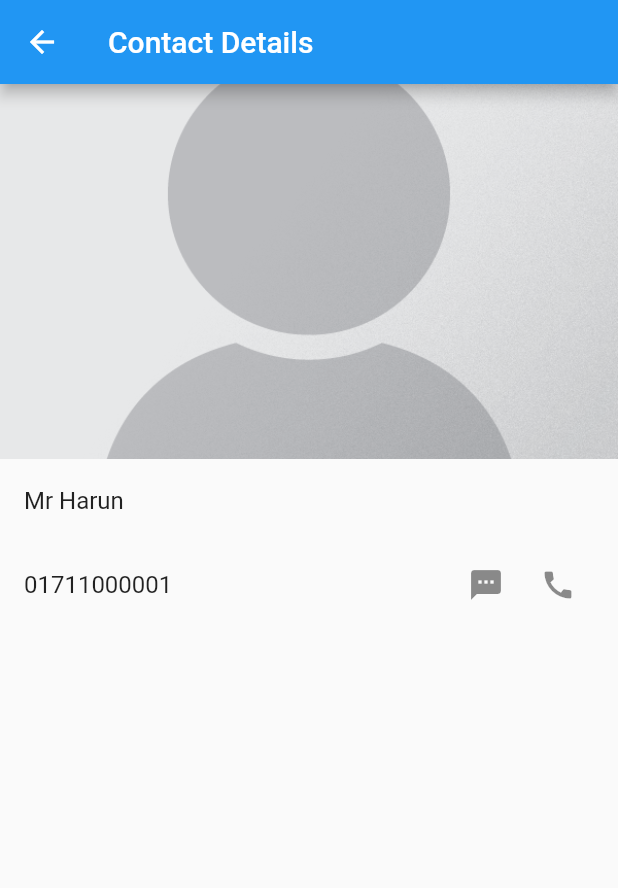
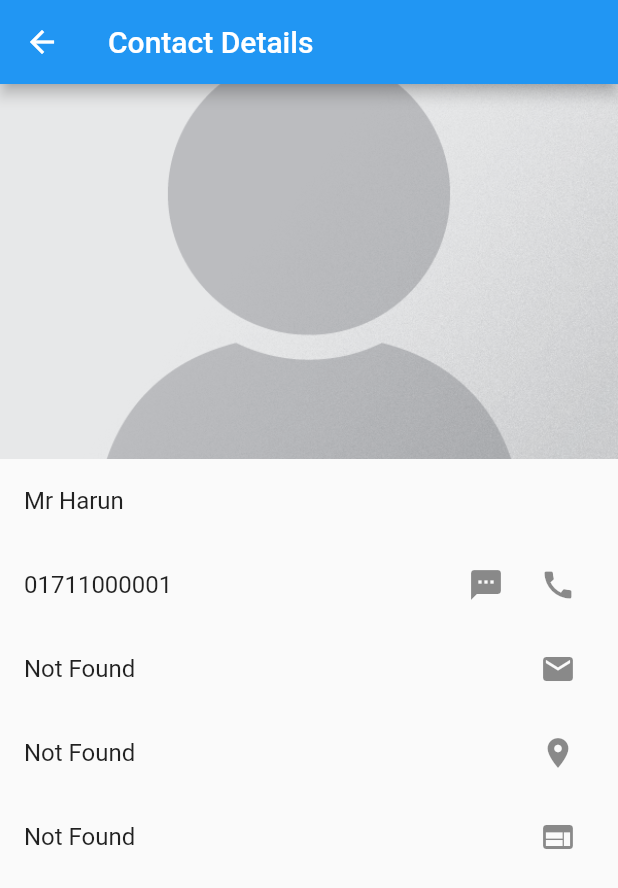
Before and after one commit to ishtiaque-pial/contact_app, a Flutter app: the screen it shows after launch, after a tap on "Mr Harun", on a phone screen of 412 x 824 dp. Shown: the top 888 px of the screen. Run offline on Flutter 3.47's test engine with Material 2 defaults, Android fonts, the phone set to English and light mode, and no system bars.

Commit message:
code update

```diff
--- a/lib/main.dart
+++ b/lib/main.dart
@@ -15,6 +15,7 @@ class MyApp extends StatelessWidget {
   Widget build(BuildContext context) {
     return MaterialApp(
       title: 'Flutter Demo',
+      debugShowCheckedModeBanner: false,
       theme: ThemeData(
         primarySwatch: Colors.blue,
       ),
--- a/lib/models/ContactModel.dart
+++ b/lib/models/ContactModel.dart
@@ -5,6 +5,7 @@ class ContactModel {
   String email;
   String address;
   String website;
+  String designation;
   String image;
   String company;
   bool isFav;
@@ -15,6 +16,7 @@ class ContactModel {
       required this.mobile,
       this.email='',
       this.address='',
+      this.designation='',
       this.website='',
       this.image='images/person.png',
       this.company='',
--- a/lib/pages/contact_details_page.dart
+++ b/lib/pages/contact_details_page.dart
@@ -49,8 +49,20 @@ class _ContactDetailsPageState extends State<ContactDetailsPage> {
               ],
             ),
           ),
+          ListTile(
+            title: Text(contact.email.isEmpty? 'Not Found': contact.email),
+            trailing: IconButton(onPressed: (){}, icon: const Icon(Icons.email)),
+          ),
+          ListTile(
+            title: Text(contact.address.isEmpty? 'Not Found': contact.address),
+            trailing: IconButton(onPressed: (){}, icon: const Icon(Icons.location_on)),
+          ),
+          ListTile(
+            title: Text(contact.website.isEmpty? 'Not Found': contact.website),
+            trailing: IconButton(onPressed: (){}, icon: const Icon(Icons.web)),
+          ),
         ],
-      ),
+      )
     );
   }
 }
--- a/lib/pages/contact_home_page.dart
+++ b/lib/pages/contact_home_page.dart
@@ -1,5 +1,6 @@
 import 'package:contact_app/db/temp_db.dart';
 import 'package:contact_app/pages/contact_details_page.dart';
+import 'package:contact_app/pages/contact_form_page.dart';
 import 'package:flutter/material.dart';
 
 class ContactHomePage extends StatefulWidget {
@@ -35,6 +36,16 @@ class _ContactHomePageState extends State<ContactHomePage> {
           );
         },
       ),
+      floatingActionButtonLocation: FloatingActionButtonLocation.centerFloat,
+      floatingActionButton: FloatingActionButton(
+        onPressed: () async{
+          await Navigator.pushNamed(context, ContactFormPage.routeName);
+          setState(() {
+
+          });
+        },
+        child: const Icon(Icons.add),
+      ),
     );
   }
 }
```
Also changed, not shown: lib/pages/contact_form_page.dart (+134 -2 lines).
